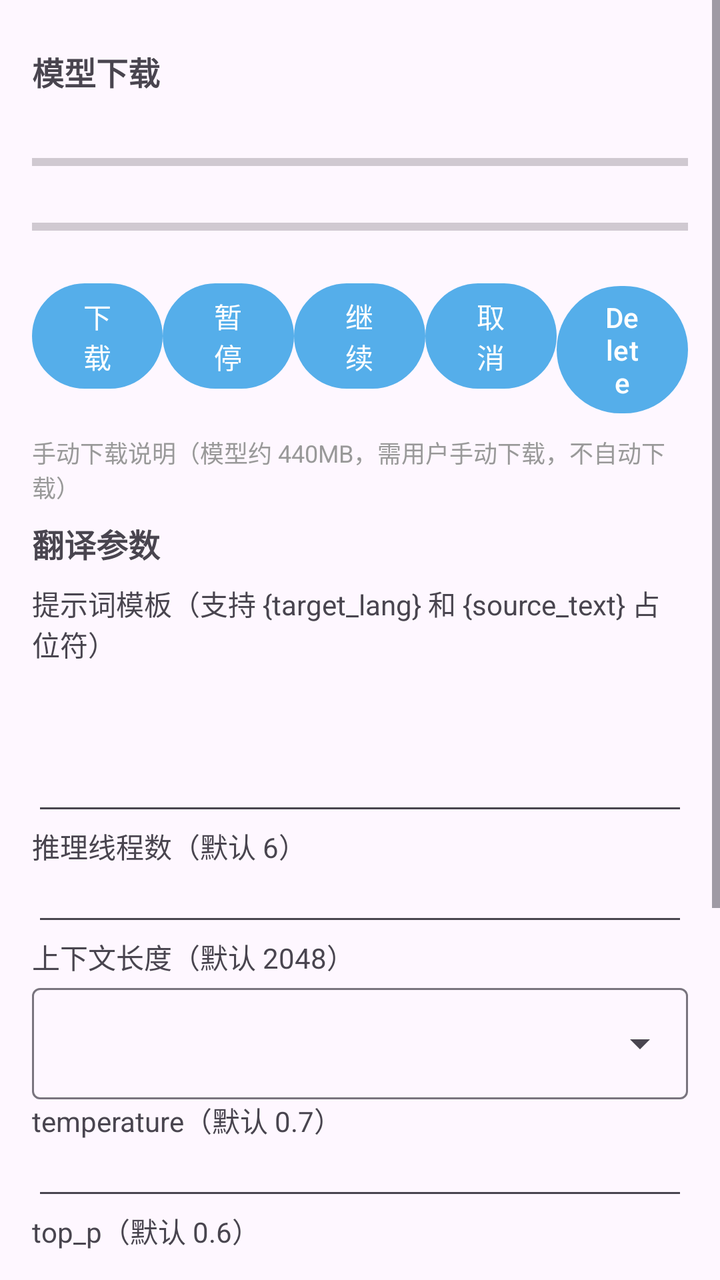
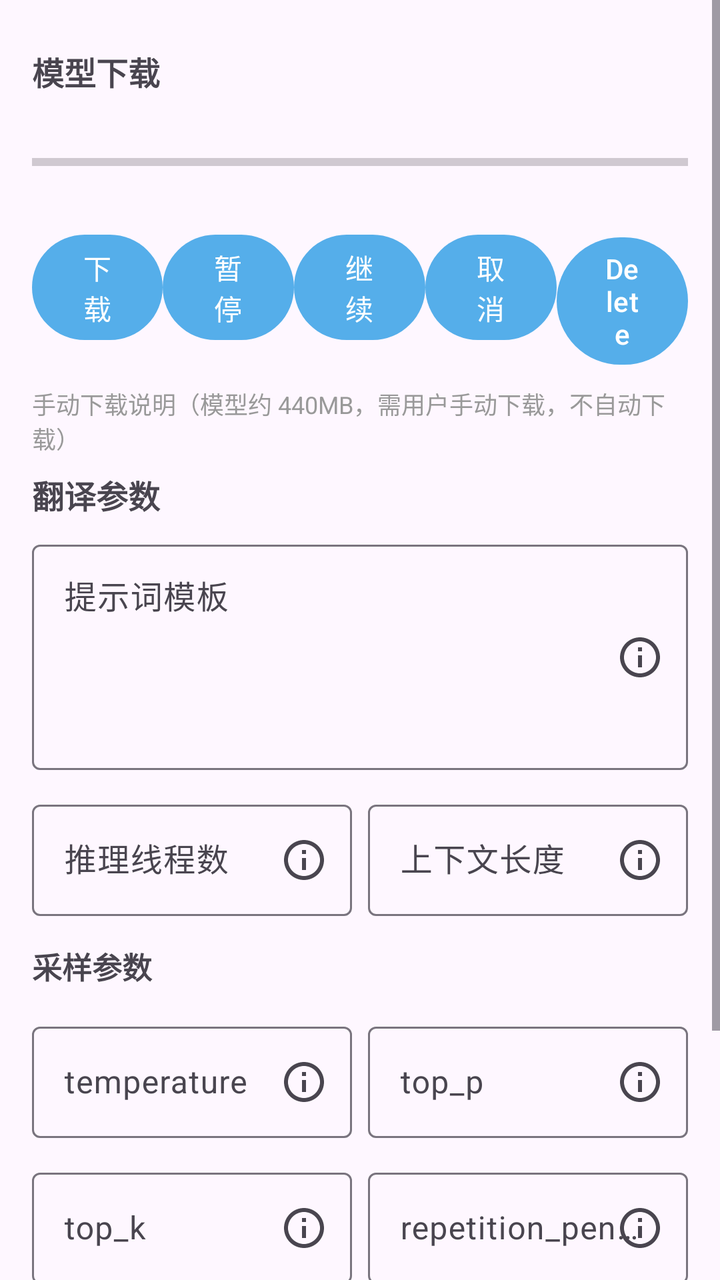

Before-and-after screenshots of an Android layout around one commit, followed by the original layout XML and the change that was made.
<!-- AndroidManifest.xml: application theme Theme.MT -->
<!-- res/layout/fragment_hymt2_detail.xml -->
<?xml version="1.0" encoding="utf-8"?>
<ScrollView xmlns:android="http://schemas.android.com/apk/res/android"
    android:layout_width="match_parent"
    android:layout_height="match_parent"
    android:fillViewport="true">

    <LinearLayout
        android:layout_width="match_parent"
        android:layout_height="wrap_content"
        android:orientation="vertical"
        android:padding="16dp">

        <TextView
            android:id="@+id/downloadTitle"
            android:layout_width="match_parent"
            android:layout_height="wrap_content"
            android:paddingVertical="8dp"
            android:text="@string/hymt2_section_download"
            android:textSize="16sp"
            android:textStyle="bold" />

        <TextView
            android:id="@+id/statusText"
            android:layout_width="match_parent"
            android:layout_height="wrap_content"
            android:textColor="#999999"
            android:textSize="13sp" />

        <ProgressBar
            android:id="@+id/progressBar"
            style="?android:attr/progressBarStyleHorizontal"
            android:layout_width="match_parent"
            android:layout_height="wrap_content"
            android:max="100" />

        <TextView
            android:id="@+id/progressText"
            android:layout_width="match_parent"
            android:layout_height="wrap_content"
            android:textSize="12sp" />

        <ProgressBar
            android:id="@+id/progressBarOverall"
            style="?android:attr/progressBarStyleHorizontal"
            android:layout_width="match_parent"
            android:layout_height="wrap_content"
            android:max="100" />

        <TextView
            android:id="@+id/overallText"
            android:layout_width="match_parent"
            android:layout_height="wrap_content"
            android:textSize="12sp" />

        <LinearLayout
            android:layout_width="match_parent"
            android:layout_height="wrap_content"
            android:orientation="horizontal">

            <Button
                android:id="@+id/downloadButton"
                android:layout_width="0dp"
                android:layout_height="wrap_content"
                android:layout_weight="1"
                android:text="@string/download" />

            <Button
                android:id="@+id/pauseButton"
                android:layout_width="0dp"
                android:layout_height="wrap_content"
                android:layout_weight="1"
                android:text="@string/pause" />

            <Button
                android:id="@+id/resumeButton"
                android:layout_width="0dp"
                android:layout_height="wrap_content"
                android:layout_weight="1"
                android:text="@string/resume" />

            <Button
                android:id="@+id/cancelButton"
                android:layout_width="0dp"
                android:layout_height="wrap_content"
                android:layout_weight="1"
                android:text="@string/cancel" />

            <Button
                android:id="@+id/deleteButton"
                android:layout_width="0dp"
                android:layout_height="wrap_content"
                android:layout_weight="1"
                android:text="@string/delete" />
        </LinearLayout>

        <TextView
            android:id="@+id/download_hand_Text"
            android:layout_width="match_parent"
            android:layout_height="wrap_content"
            android:paddingTop="8dp"
            android:text="@string/hymt2_download_help"
            android:textColor="#999999"
            android:textSize="12sp" />

        <TextView
            android:id="@+id/paramsTitle"
            android:layout_width="match_parent"
            android:layout_height="wrap_content"
            android:paddingVertical="8dp"
            android:text="@string/hymt2_section_params"
            android:textSize="16sp"
            android:textStyle="bold" />

        <TextView
            android:layout_width="match_parent"
            android:layout_height="wrap_content"
            android:text="@string/hymt2_prompt_label" />

        <EditText
            android:id="@+id/promptEdit"
            android:layout_width="match_parent"
            android:layout_height="wrap_content"
            android:gravity="top"
            android:inputType="textMultiLine"
            android:minLines="4"
            android:textSize="13sp" />

        <TextView
            android:layout_width="match_parent"
            android:layout_height="wrap_content"
            android:text="@string/hymt2_threads_label" />

        <EditText
            android:id="@+id/threadsEdit"
            android:layout_width="match_parent"
            android:layout_height="wrap_content"
            android:inputType="number"
            android:textSize="13sp" />

        <TextView
            android:layout_width="match_parent"
            android:layout_height="wrap_content"
            android:text="@string/hymt2_context_label" />

        <com.google.android.material.textfield.TextInputLayout
            android:layout_width="match_parent"
            android:layout_height="wrap_content"
            style="@style/Widget.Material3.TextInputLayout.OutlinedBox.ExposedDropdownMenu">

            <com.google.android.material.textfield.MaterialAutoCompleteTextView
                android:id="@+id/contextSelect"
                android:layout_width="match_parent"
                android:layout_height="wrap_content"
                android:inputType="none" />
        </com.google.android.material.textfield.TextInputLayout>

        <TextView
            android:layout_width="match_parent"
            android:layout_height="wrap_content"
            android:text="@string/hymt2_temp_label" />

        <EditText
            android:id="@+id/tempEdit"
            android:layout_width="match_parent"
            android:layout_height="wrap_content"
            android:inputType="numberDecimal"
            android:textSize="13sp" />

        <TextView
            android:layout_width="match_parent"
            android:layout_height="wrap_content"
            android:text="@string/hymt2_top_p_label" />

        <EditText
            android:id="@+id/topPEdit"
            android:layout_width="match_parent"
            android:layout_height="wrap_content"
            android:inputType="numberDecimal"
            android:textSize="13sp" />

        <TextView
            android:layout_width="match_parent"
            android:layout_height="wrap_content"
            android:text="@string/hymt2_top_k_label" />

        <EditText
            android:id="@+id/topKEdit"
            android:layout_width="match_parent"
            android:layout_height="wrap_content"
            android:inputType="number"
            android:textSize="13sp" />

        <TextView
            android:layout_width="match_parent"
            android:layout_height="wrap_content"
            android:text="@string/hymt2_rep_penalty_label" />

        <EditText
            android:id="@+id/repPenaltyEdit"
            android:layout_width="match_parent"
            android:layout_height="wrap_content"
            android:inputType="numberDecimal"
            android:textSize="13sp" />

        <TextView
            android:layout_width="match_parent"
            android:layout_height="wrap_content"
            android:text="@string/hymt2_max_tokens_label" />

        <EditText
            android:id="@+id/maxTokensEdit"
            android:layout_width="match_parent"
            android:layout_height="wrap_content"
            android:inputType="number"
            android:textSize="13sp" />

        <Button
            android:id="@+id/saveButton"
            android:layout_width="match_parent"
            android:layout_height="wrap_content"
            android:layout_marginTop="12dp"
            android:text="@string/hymt2_save_params" />
    </LinearLayout>
</ScrollView>
<!-- resources referenced by this layout -->
<resources>
  <string name="cancel">取消</string>
  <string name="delete">Delete</string>
  <string name="download">下载</string>
  <string name="hymt2_context_label">上下文长度（默认 2048）</string>
  <string name="hymt2_download_help">手动下载说明（模型约 440MB，需用户手动下载，不自动下载）</string>
  <string name="hymt2_max_tokens_label">max_tokens（默认 4096）</string>
  <string name="hymt2_prompt_label">提示词模板（支持 {target_lang} 和 {source_text} 占位符）</string>
  <string name="hymt2_rep_penalty_label">repetition_penalty（默认 1.05）</string>
  <string name="hymt2_save_params">保存参数</string>
  <string name="hymt2_section_download">模型下载</string>
  <string name="hymt2_section_params">翻译参数</string>
  <string name="hymt2_temp_label">temperature（默认 0.7）</string>
  <string name="hymt2_threads_label">推理线程数（默认 6）</string>
  <string name="hymt2_top_k_label">top_k（默认 20）</string>
  <string name="hymt2_top_p_label">top_p（默认 0.6）</string>
  <string name="pause">暂停</string>
  <string name="resume">继续</string>
  <style name="Theme.MT" parent="Base.Theme.MT">
          
          <item name="android:navigationBarColor">@android:color/transparent</item>
          <item name="android:statusBarColor">@android:color/transparent</item>
          <item name="android:windowLightStatusBar">?attr/isLightTheme</item>
      </style>
  <style name="Base.Theme.MT" parent="Theme.Material3.Light.NoActionBar">
          <item name="colorPrimary">#55AEEA</item>
          <item name="android:navigationBarColor">
              @android:color/transparent
          </item>
          <item name="android:enforceNavigationBarContrast">false</item>
          <item name="android:enforceStatusBarContrast">false</item>
      </style>
</resources>

<!-- the commit's change to res/layout/fragment_hymt2_detail.xml (unified diff, before → after) -->
@@ -1,5 +1,6 @@
 <?xml version="1.0" encoding="utf-8"?>
 <ScrollView xmlns:android="http://schemas.android.com/apk/res/android"
+    xmlns:app="http://schemas.android.com/apk/res-auto"
     android:layout_width="match_parent"
     android:layout_height="match_parent"
     android:fillViewport="true">
@@ -10,6 +11,7 @@
         android:orientation="vertical"
         android:padding="16dp">
 
+        
         <TextView
             android:id="@+id/downloadTitle"
             android:layout_width="match_parent"
@@ -39,22 +41,10 @@
             android:layout_height="wrap_content"
             android:textSize="12sp" />
 
-        <ProgressBar
-            android:id="@+id/progressBarOverall"
-            style="?android:attr/progressBarStyleHorizontal"
-            android:layout_width="match_parent"
-            android:layout_height="wrap_content"
-            android:max="100" />
-
-        <TextView
-            android:id="@+id/overallText"
-            android:layout_width="match_parent"
-            android:layout_height="wrap_content"
-            android:textSize="12sp" />
-
-        <LinearLayout
-            android:layout_width="match_parent"
-            android:layout_height="wrap_content"
+        <LinearLayout
+            android:layout_width="match_parent"
+            android:layout_height="wrap_content"
+            android:layout_marginTop="8dp"
             android:orientation="horizontal">
 
             <Button
@@ -102,6 +92,7 @@
             android:textColor="#999999"
             android:textSize="12sp" />
 
+        
         <TextView
             android:id="@+id/paramsTitle"
             android:layout_width="match_parent"
@@ -111,114 +102,185 @@
             android:textSize="16sp"
             android:textStyle="bold" />
 
-        <TextView
-            android:layout_width="match_parent"
-            android:layout_height="wrap_content"
-            android:text="@string/hymt2_prompt_label" />
-
-        <EditText
-            android:id="@+id/promptEdit"
-            android:layout_width="match_parent"
-            android:layout_height="wrap_content"
-            android:gravity="top"
-            android:inputType="textMultiLine"
-            android:minLines="4"
-            android:textSize="13sp" />
-
-        <TextView
-            android:layout_width="match_parent"
-            android:layout_height="wrap_content"
-            android:text="@string/hymt2_threads_label" />
-
-        <EditText
-            android:id="@+id/threadsEdit"
-            android:layout_width="match_parent"
-            android:layout_height="wrap_content"
-            android:inputType="number"
-            android:textSize="13sp" />
-
-        <TextView
-            android:layout_width="match_parent"
-            android:layout_height="wrap_content"
-            android:text="@string/hymt2_context_label" />
-
+        
         <com.google.android.material.textfield.TextInputLayout
-            android:layout_width="match_parent"
-            android:layout_height="wrap_content"
-            style="@style/Widget.Material3.TextInputLayout.OutlinedBox.ExposedDropdownMenu">
-
-            <com.google.android.material.textfield.MaterialAutoCompleteTextView
-                android:id="@+id/contextSelect"
+            android:id="@+id/promptInput"
+            style="@style/Widget.Material3.TextInputLayout.OutlinedBox"
+            android:layout_width="match_parent"
+            android:layout_height="wrap_content"
+            android:hint="@string/hymt2_prompt_label"
+            app:endIconMode="custom"
+            app:endIconDrawable="@drawable/ic_param_info">
+
+            <EditText
+                android:id="@+id/promptEdit"
                 android:layout_width="match_parent"
                 android:layout_height="wrap_content"
-                android:inputType="none" />
+                android:gravity="top"
+                android:inputType="textMultiLine"
+                android:minLines="4" />
         </com.google.android.material.textfield.TextInputLayout>
 
-        <TextView
-            android:layout_width="match_parent"
-            android:layout_height="wrap_content"
-            android:text="@string/hymt2_temp_label" />
-
-        <EditText
-            android:id="@+id/tempEdit"
-            android:layout_width="match_parent"
-            android:layout_height="wrap_content"
-            android:inputType="numberDecimal"
-            android:textSize="13sp" />
-
-        <TextView
-            android:layout_width="match_parent"
-            android:layout_height="wrap_content"
-            android:text="@string/hymt2_top_p_label" />
-
-        <EditText
-            android:id="@+id/topPEdit"
-            android:layout_width="match_parent"
-            android:layout_height="wrap_content"
-            android:inputType="numberDecimal"
-            android:textSize="13sp" />
-
-        <TextView
-            android:layout_width="match_parent"
-            android:layout_height="wrap_content"
-            android:text="@string/hymt2_top_k_label" />
-
-        <EditText
-            android:id="@+id/topKEdit"
-            android:layout_width="match_parent"
-            android:layout_height="wrap_content"
-            android:inputType="number"
-            android:textSize="13sp" />
-
-        <TextView
-            android:layout_width="match_parent"
-            android:layout_height="wrap_content"
-            android:text="@string/hymt2_rep_penalty_label" />
-
-        <EditText
-            android:id="@+id/repPenaltyEdit"
-            android:layout_width="match_parent"
-            android:layout_height="wrap_content"
-            android:inputType="numberDecimal"
-            android:textSize="13sp" />
-
-        <TextView
-            android:layout_width="match_parent"
-            android:layout_height="wrap_content"
-            android:text="@string/hymt2_max_tokens_label" />
-
-        <EditText
-            android:id="@+id/maxTokensEdit"
-            android:layout_width="match_parent"
-            android:layout_height="wrap_content"
-            android:inputType="number"
-            android:textSize="13sp" />
+        
+        <LinearLayout
+            android:layout_width="match_parent"
+            android:layout_height="wrap_content"
+            android:layout_marginTop="12dp"
+            android:orientation="horizontal">
+
+            <com.google.android.material.textfield.TextInputLayout
+                android:id="@+id/threadsInput"
+                style="@style/Widget.Material3.TextInputLayout.OutlinedBox"
+                android:layout_width="0dp"
+                android:layout_height="wrap_content"
+                android:layout_marginEnd="8dp"
+                android:layout_weight="1"
+                android:hint="@string/hymt2_threads_label"
+                app:endIconMode="custom"
+                app:endIconDrawable="@drawable/ic_param_info">
+
+                <EditText
+                    android:id="@+id/threadsEdit"
+                    android:layout_width="match_parent"
+                    android:layout_height="wrap_content"
+                    android:inputType="number" />
+            </com.google.android.material.textfield.TextInputLayout>
+
+            <com.google.android.material.textfield.TextInputLayout
+                android:id="@+id/contextInput"
+                style="@style/Widget.Material3.TextInputLayout.OutlinedBox.ExposedDropdownMenu"
+                android:layout_width="0dp"
+                android:layout_height="wrap_content"
+                android:layout_weight="1"
+                android:hint="@string/hymt2_context_label"
+                app:endIconMode="custom"
+                app:endIconDrawable="@drawable/ic_param_info">
+
+                <com.google.android.material.textfield.MaterialAutoCompleteTextView
+                    android:id="@+id/contextSelect"
+                    android:layout_width="match_parent"
+                    android:layout_height="wrap_content"
+                    android:inputType="none" />
+            </com.google.android.material.textfield.TextInputLayout>
+        </LinearLayout>
+
+        
+        <TextView
+            android:layout_width="match_parent"
+            android:layout_height="wrap_content"
+            android:paddingVertical="14dp"
+            android:text="@string/hymt2_sample_subtitle"
+            android:textSize="15sp"
+            android:textStyle="bold" />
+
+        
+        <LinearLayout
+            android:layout_width="match_parent"
+            android:layout_height="wrap_content"
+            android:orientation="horizontal">
+
+            <com.google.android.material.textfield.TextInputLayout
+                android:id="@+id/tempInput"
+                style="@style/Widget.Material3.TextInputLayout.OutlinedBox"
+                android:layout_width="0dp"
+                android:layout_height="wrap_content"
+                android:layout_marginEnd="8dp"
+                android:layout_weight="1"
+                android:hint="@string/hymt2_temp_label"
+                app:endIconMode="custom"
+                app:endIconDrawable="@drawable/ic_param_info">
+
+                <EditText
+                    android:id="@+id/tempEdit"
+                    android:layout_width="match_parent"
+                    android:layout_height="wrap_content"
+                    android:inputType="numberDecimal" />
+            </com.google.android.material.textfield.TextInputLayout>
+
+            <com.google.android.material.textfield.TextInputLayout
+                android:id="@+id/topPInput"
+                style="@style/Widget.Material3.TextInputLayout.OutlinedBox"
+                android:layout_width="0dp"
+                android:layout_height="wrap_content"
+                android:layout_weight="1"
+                android:hint="@string/hymt2_top_p_label"
+                app:endIconMode="custom"
+                app:endIconDrawable="@drawable/ic_param_info">
+
+                <EditText
+                    android:id="@+id/topPEdit"
+                    android:layout_width="match_parent"
+                    android:layout_height="wrap_content"
+                    android:inputType="numberDecimal" />
+            </com.google.android.material.textfield.TextInputLayout>
+        </LinearLayout>
+
+        
+        <LinearLayout
+            android:layout_width="match_parent"
+            android:layout_height="wrap_content"
+            android:layout_marginTop="12dp"
+            android:orientation="horizontal">
+
+            <com.google.android.material.textfield.TextInputLayout
+                android:id="@+id/topKInput"
+                style="@style/Widget.Material3.TextInputLayout.OutlinedBox"
+                android:layout_width="0dp"
+                android:layout_height="wrap_content"
+                android:layout_marginEnd="8dp"
+                android:layout_weight="1"
+                android:hint="@string/hymt2_top_k_label"
+                app:endIconMode="custom"
+                app:endIconDrawable="@drawable/ic_param_info">
+
+                <EditText
+                    android:id="@+id/topKEdit"
+                    android:layout_width="match_parent"
+                    android:layout_height="wrap_content"
+                    android:inputType="number" />
+            </com.google.android.material.textfield.TextInputLayout>
+
+            <com.google.android.material.textfield.TextInputLayout
+                android:id="@+id/repPenaltyInput"
+                style="@style/Widget.Material3.TextInputLayout.OutlinedBox"
+                android:layout_width="0dp"
+                android:layout_height="wrap_content"
+                android:layout_weight="1"
+                android:hint="@string/hymt2_rep_penalty_label"
+                app:endIconMode="custom"
+                app:endIconDrawable="@drawable/ic_param_info">
+
+                <EditText
+                    android:id="@+id/repPenaltyEdit"
+                    android:layout_width="match_parent"
+                    android:layout_height="wrap_content"
+                    android:inputType="numberDecimal" />
+            </com.google.android.material.textfield.TextInputLayout>
+        </LinearLayout>
+
+        
+        <com.google.android.material.textfield.TextInputLayout
+            android:id="@+id/maxTokensInput"
+            style="@style/Widget.Material3.TextInputLayout.OutlinedBox"
+            android:layout_width="match_parent"
+            android:layout_height="wrap_content"
+            android:layout_marginTop="12dp"
+            android:hint="@string/hymt2_max_tokens_label"
+            app:endIconMode="custom"
+            app:endIconDrawable="@drawable/ic_param_info">
+
+            <EditText
+                android:id="@+id/maxTokensEdit"
+                android:layout_width="match_parent"
+                android:layout_height="wrap_content"
+                android:inputType="number" />
+        </com.google.android.material.textfield.TextInputLayout>
 
         <Button
             android:id="@+id/saveButton"
             android:layout_width="match_parent"
             android:layout_height="wrap_content"
-            android:layout_marginTop="12dp"
+            android:layout_marginTop="16dp"
             android:text="@string/hymt2_save_params" />
     </LinearLayout>
 </ScrollView>
<!-- resource entries referenced after the edit -->
@@ -1,20 +1,33 @@
 <!-- resources referenced by this layout -->
 <resources>
+  <!-- drawable ic_param_info (drawable) -->
+  <?xml version="1.0" encoding="utf-8"?>
+  <vector xmlns:android="http://schemas.android.com/apk/res/android"
+      android:width="24dp"
+      android:height="24dp"
+      android:viewportWidth="24"
+      android:viewportHeight="24"
+      android:tint="?attr/colorControlNormal">
+      <path
+          android:fillColor="#FF000000"
+          android:pathData="M11,17h2v-6h-2v6zM12,2C6.48,2 2,6.48 2,12s4.48,10 10,10 10,-4.48 10,-10S17.52,2 12,2zM12,20c-4.41,0 -8,-3.59 -8,-8s3.59,-8 8,-8 8,3.59 8,8 -3.59,8 -8,8zM11,9h2L13,7h-2v2z" />
+  </vector>
   <string name="cancel">取消</string>
   <string name="delete">Delete</string>
   <string name="download">下载</string>
-  <string name="hymt2_context_label">上下文长度（默认 2048）</string>
+  <string name="hymt2_context_label">上下文长度</string>
   <string name="hymt2_download_help">手动下载说明（模型约 440MB，需用户手动下载，不自动下载）</string>
-  <string name="hymt2_max_tokens_label">max_tokens（默认 4096）</string>
-  <string name="hymt2_prompt_label">提示词模板（支持 {target_lang} 和 {source_text} 占位符）</string>
-  <string name="hymt2_rep_penalty_label">repetition_penalty（默认 1.05）</string>
+  <string name="hymt2_max_tokens_label">max_tokens</string>
+  <string name="hymt2_prompt_label">提示词模板</string>
+  <string name="hymt2_rep_penalty_label">repetition_penalty</string>
+  <string name="hymt2_sample_subtitle">采样参数</string>
   <string name="hymt2_save_params">保存参数</string>
   <string name="hymt2_section_download">模型下载</string>
   <string name="hymt2_section_params">翻译参数</string>
-  <string name="hymt2_temp_label">temperature（默认 0.7）</string>
-  <string name="hymt2_threads_label">推理线程数（默认 6）</string>
-  <string name="hymt2_top_k_label">top_k（默认 20）</string>
-  <string name="hymt2_top_p_label">top_p（默认 0.6）</string>
+  <string name="hymt2_temp_label">temperature</string>
+  <string name="hymt2_threads_label">推理线程数</string>
+  <string name="hymt2_top_k_label">top_k</string>
+  <string name="hymt2_top_p_label">top_p</string>
   <string name="pause">暂停</string>
   <string name="resume">继续</string>
   <style name="Theme.MT" parent="Base.Theme.MT">
